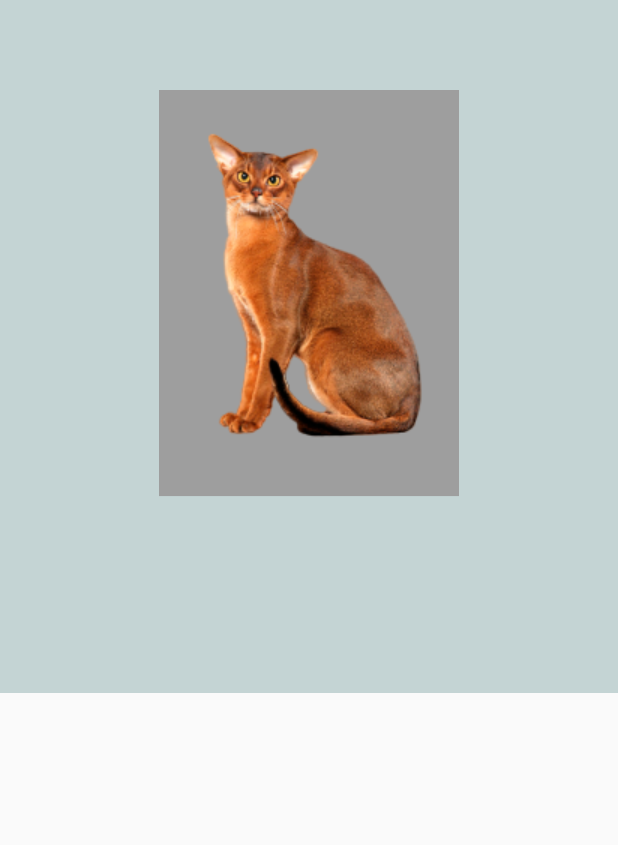
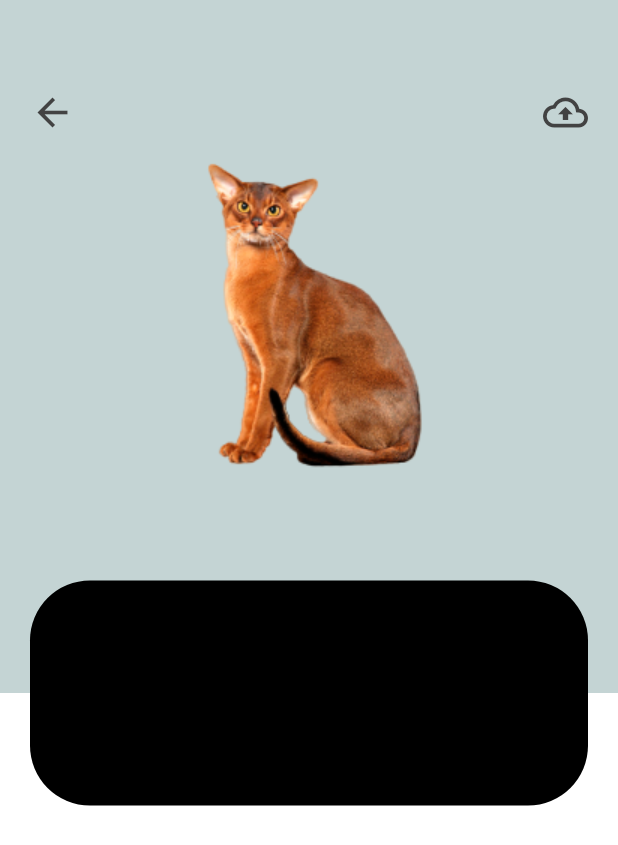
Before and after one commit to Shehan82/flutter-ui-with-drawer, a Flutter app: the screen it shows after launch, on a phone screen of 412 x 824 dp. Shown: the top 845 px of the screen. Run offline on Flutter 3.47's test engine with Material 2 defaults, Android fonts, the light colour scheme and no system bars; our stand-ins replace font_awesome_flutter, google_fonts.

Commit message:
add middle box in the animalDetails screen

```diff
--- a/lib/screens/animalDetails.dart
+++ b/lib/screens/animalDetails.dart
@@ -11,20 +11,61 @@ class _AnimalDetailsState extends State<AnimalDetails> {
     return Scaffold(
       body: Stack(
         children: [
-          Container(
-            height: (MediaQuery.of(context).size.height / 2) + 50,
-            color: Color(0xffc4d4d4),
+          Positioned(
+            child: Container(
+              // height: (MediaQuery.of(context).size.height / 2) + 50,
+              color: Colors.white,
+            ),
+          ),
+          Positioned(
+            child: Container(
+              height: (MediaQuery.of(context).size.height / 2) + 50,
+              color: Color(0xffc4d4d4),
+            ),
           ),
           Positioned(
               width: 200,
               left: (MediaQuery.of(context).size.width / 2) - 100,
-              top: 60,
+              top: 80,
               child: Container(
                 child: Container(
-                  color: Colors.grey,
+                  // color: Colors.grey,
                   child: Image.asset(
                     'assets/images/pet-cat1.png',
                   ),
+                ),
+              )),
+          Positioned(
+              width: MediaQuery.of(context).size.width,
+              top: 60,
+              child: Container(
+                margin: EdgeInsets.symmetric(horizontal: 20),
+                // color: Colors.grey,
+                child: Row(
+                  mainAxisAlignment: MainAxisAlignment.spaceBetween,
+                  children: [
+                    Icon(
+                      Icons.arrow_back,
+                      size: 30,
+                      color: Colors.grey[800],
+                    ),
+                    Icon(
+                      Icons.cloud_upload_outlined,
+                      size: 30,
+                      color: Colors.grey[800],
+                    )
+                  ],
+                ),
+              )),
+          Positioned(
+              top: (MediaQuery.of(context).size.height / 2) - 25,
+              child: Container(
+                height: 150,
+                width: MediaQuery.of(context).size.width - 40,
+                margin: EdgeInsets.only(left: 20),
+                decoration: BoxDecoration(
+                  borderRadius: BorderRadius.circular(40),
+                  color: Colors.black,
                 ),
               ))
         ],
```
